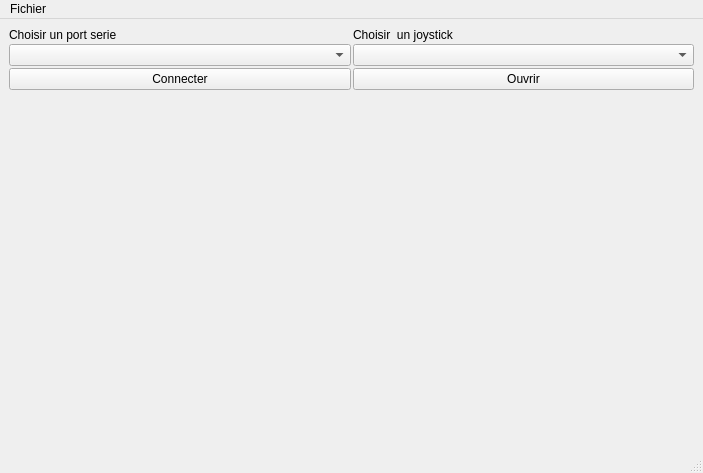
This is OutilsTest/mainWindow.ui in MaxPhilb/epicArduino as Qt 5 draws it before an edit. The edited form follows.
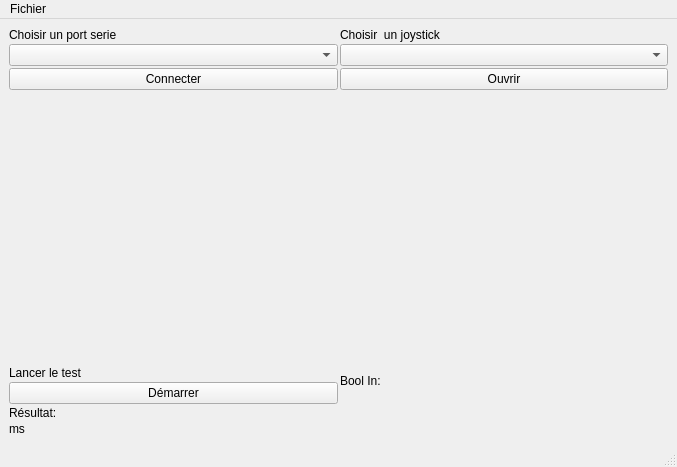
This is the edited form.

```diff
--- a/OutilsTest/mainWindow.ui
+++ b/OutilsTest/mainWindow.ui
@@ -6,8 +6,8 @@
    <rect>
     <x>0</x>
     <y>0</y>
-    <width>703</width>
-    <height>473</height>
+    <width>677</width>
+    <height>467</height>
    </rect>
   </property>
   <property name="windowTitle">
@@ -105,24 +105,81 @@
        </layout>
       </item>
       <item>
-       <layout class="QHBoxLayout" name="horizontalLayout_3" stretch="">
-        <property name="spacing">
-         <number>2</number>
-        </property>
+       <layout class="QHBoxLayout" name="horizontalLayout_2">
+        <item>
+         <layout class="QVBoxLayout" name="verticalLayout_7">
+          <item>
+           <spacer name="horizontalSpacer">
+            <property name="orientation">
+             <enum>Qt::Horizontal</enum>
+            </property>
+            <property name="sizeHint" stdset="0">
+             <size>
+              <width>40</width>
+              <height>20</height>
+             </size>
+            </property>
+           </spacer>
+          </item>
+          <item>
+           <widget class="QLabel" name="label_3">
+            <property name="text">
+             <string>Lancer le test</string>
+            </property>
+           </widget>
+          </item>
+          <item>
+           <widget class="QPushButton" name="pushButton">
+            <property name="text">
+             <string>Démarrer</string>
+            </property>
+           </widget>
+          </item>
+          <item>
+           <widget class="QLabel" name="label_5">
+            <property name="text">
+             <string>Résultat:</string>
+            </property>
+           </widget>
+          </item>
+          <item>
+           <widget class="QLabel" name="resultat">
+            <property name="text">
+             <string>ms</string>
+            </property>
+           </widget>
+          </item>
        </layout>
       </item>
       <item>
-       <spacer name="verticalSpacer_5">
+         <layout class="QVBoxLayout" name="verticalLayout_6">
+          <item>
+           <layout class="QVBoxLayout" name="contenuGrid">
+            <item>
+             <widget class="QLabel" name="label_4">
+              <property name="text">
+               <string>Bool In:</string>
+              </property>
+             </widget>
+            </item>
+           </layout>
+          </item>
+          <item>
+           <spacer name="horizontalSpacer_2">
         <property name="orientation">
-         <enum>Qt::Vertical</enum>
+             <enum>Qt::Horizontal</enum>
         </property>
         <property name="sizeHint" stdset="0">
          <size>
-          <width>20</width>
-          <height>40</height>
+              <width>40</width>
+              <height>20</height>
          </size>
         </property>
        </spacer>
+          </item>
+         </layout>
+        </item>
+       </layout>
       </item>
      </layout>
     </item>
@@ -133,7 +190,7 @@
     <rect>
      <x>0</x>
      <y>0</y>
-     <width>703</width>
+     <width>677</width>
      <height>24</height>
     </rect>
    </property>
```
Lines whose indentation alone changed are shown as unchanged.
